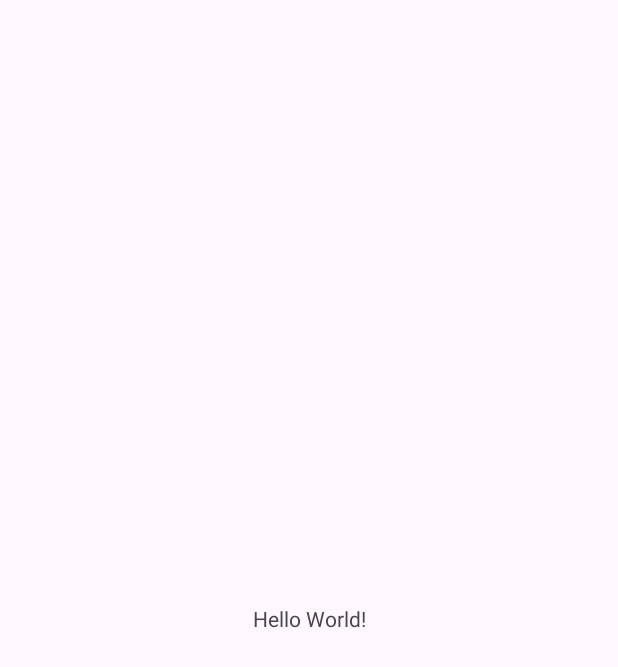
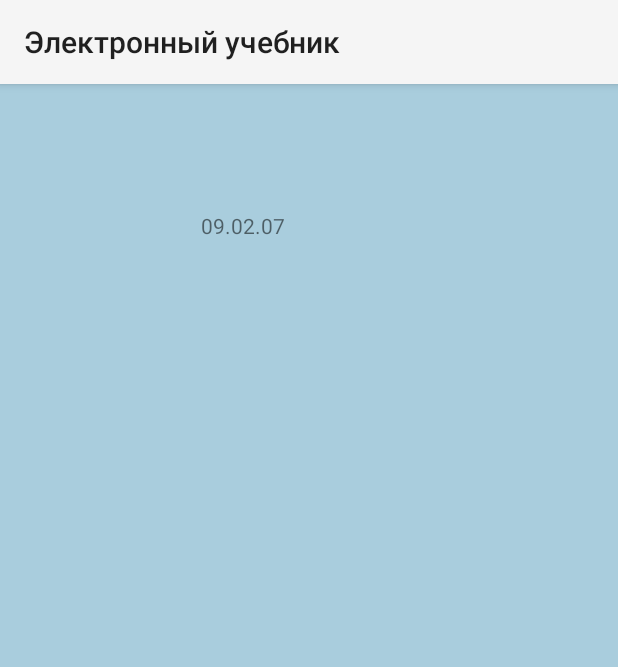
Before and after one commit to Dmitriev2005/StudyBookForMDK0103, an Android app: the screen it shows after launch (MainActivity), on a phone screen of 412 x 824 dp. Before the commit the part shown is almost empty. Shown: the top 667 px of the screen. Run offline under Robolectric (Android 15) with nearby library versions, the phone set to English and light mode, and no system bars.

Commit message:
Add icon

```diff
--- a/app/build.gradle.kts
+++ b/app/build.gradle.kts
@@ -5,7 +5,7 @@ plugins {
 
 android {
     namespace = "com.example.studybookformdk0103"
-    compileSdk = 33
+    compileSdk = 34
 
     defaultConfig {
         applicationId = "com.example.studybookformdk0103"
--- a/app/src/main/AndroidManifest.xml
+++ b/app/src/main/AndroidManifest.xml
@@ -6,9 +6,9 @@
         android:allowBackup="true"
         android:dataExtractionRules="@xml/data_extraction_rules"
         android:fullBackupContent="@xml/backup_rules"
-        android:icon="@mipmap/ic_launcher"
+        android:icon="@drawable/logo"
         android:label="@string/app_name"
-        android:roundIcon="@mipmap/ic_launcher_round"
+        android:roundIcon="@drawable/logo"
         android:supportsRtl="true"
         android:theme="@style/Theme.StudyBookForMDK0103"
         tools:targetApi="31">
--- a/app/src/main/res/layout/activity_main.xml
+++ b/app/src/main/res/layout/activity_main.xml
@@ -4,15 +4,22 @@
     xmlns:tools="http://schemas.android.com/tools"
     android:layout_width="match_parent"
     android:layout_height="match_parent"
-    tools:context=".MainActivity">
+    tools:context=".MainActivity"
+    android:background="#A9CDDD">
 
     <TextView
+        android:id="@+id/textView"
         android:layout_width="wrap_content"
         android:layout_height="wrap_content"
-        android:text="Hello World!"
+        android:layout_marginStart="134dp"
+        android:layout_marginTop="48dp"
+        android:layout_marginEnd="222dp"
+        android:layout_marginBottom="664dp"
+        android:text="09.02.07"
         app:layout_constraintBottom_toBottomOf="parent"
         app:layout_constraintEnd_toEndOf="parent"
+        app:layout_constraintHorizontal_bias="1.0"
         app:layout_constraintStart_toStartOf="parent"
-        app:layout_constraintTop_toTopOf="parent" />
-
+        app:layout_constraintTop_toTopOf="parent"
+        app:layout_constraintVertical_bias="1.0" />
 </androidx.constraintlayout.widget.ConstraintLayout>
--- a/app/src/main/res/values-night/themes.xml
+++ b/app/src/main/res/values-night/themes.xml
@@ -1,6 +1,6 @@
 <resources xmlns:tools="http://schemas.android.com/tools">
     <!-- Base application theme. -->
-    <style name="Base.Theme.StudyBookForMDK0103" parent="Theme.Material3.DayNight.NoActionBar">
+    <style name="Base.Theme.StudyBookForMDK0103" parent="Theme.AppCompat">
         <!-- Customize your dark theme here. -->
         <!-- <item name="colorPrimary">@color/my_dark_primary</item> -->
     </style>
--- a/app/src/main/res/values/strings.xml
+++ b/app/src/main/res/values/strings.xml
@@ -1,3 +1,3 @@
 <resources>
-    <string name="app_name">StudyBookForMDK0103</string>
+    <string name="app_name">Электронный учебник</string>
 </resources>
--- a/app/src/main/res/values/themes.xml
+++ b/app/src/main/res/values/themes.xml
@@ -1,6 +1,6 @@
 <resources xmlns:tools="http://schemas.android.com/tools">
     <!-- Base application theme. -->
-    <style name="Base.Theme.StudyBookForMDK0103" parent="Theme.Material3.DayNight.NoActionBar">
+    <style name="Base.Theme.StudyBookForMDK0103" parent="Theme.AppCompat.Light">
         <!-- Customize your light theme here. -->
         <!-- <item name="colorPrimary">@color/my_light_primary</item> -->
     </style>
```
Also changed, not shown: app/src/main/res/drawable/logo.png (added).
